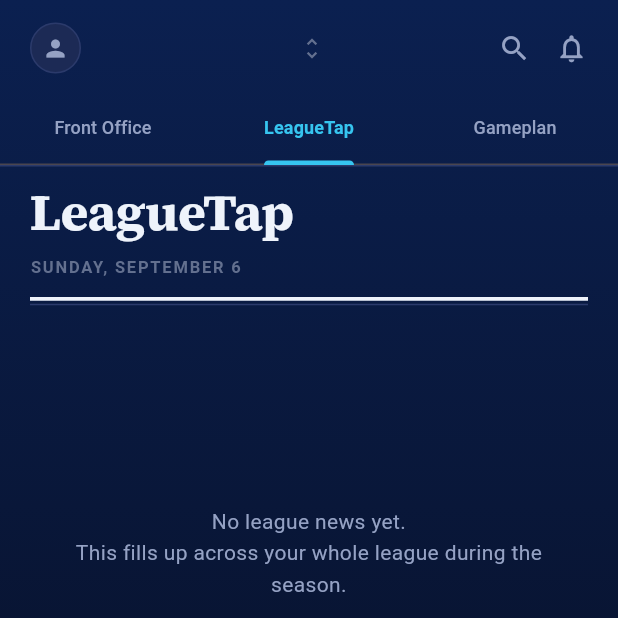
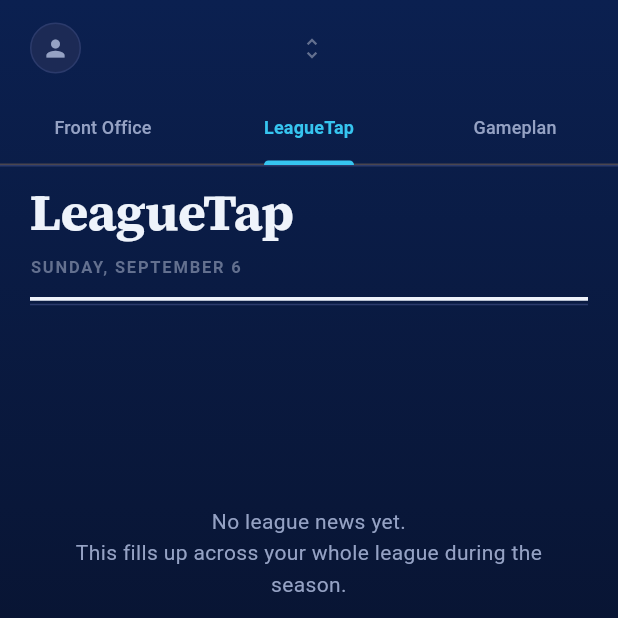
Before and after one commit to JoshyDinosaur/LeagueTap, a Flutter app: the HomeShell screen opened directly with empty values, on a phone screen of 412 x 824 dp, the top half of it. Run offline on Flutter 3.47's test engine with Material 3 defaults, Android fonts, the phone set to English and light mode, and no system bars; our stand-ins replace google_fonts, shared_preferences, supabase_flutter; accounts and stored records are empty; network calls fail; Roboto replaces fonts that are missing (SF Pro Text).

Commit message:
Remove non-functional search and notification icons from header
Both were pure decoration with no onTap handler -- dead UI that App
Review's Guideline 2.1 (App Completeness) commonly flags as
placeholder content. Removing for v1; real search and notifications
are a planned fast-follow rather than something to rush in before
submission.

Co-Authored-By: Claude Sonnet 5 <noreply@anthropic.com>
Claude-Session: https://claude.ai/code/session_01Mu9niu3zFKBSNRBfcTP4jh

```diff
--- a/lib/screens/home_shell.dart
+++ b/lib/screens/home_shell.dart
@@ -141,14 +141,6 @@ class HomeShell extends StatelessWidget {
                 child: const Icon(Icons.person, size: 18, color: LT.textDim),
               ),
             ),
-            const Align(
-              alignment: Alignment.centerRight,
-              child: Row(mainAxisSize: MainAxisSize.min, children: [
-                Icon(Icons.search, color: LT.textDim, size: 22),
-                SizedBox(width: 16),
-                Icon(Icons.notifications_none, color: LT.textDim, size: 22),
-              ]),
-            ),
           ],
         ),
       ),
```
